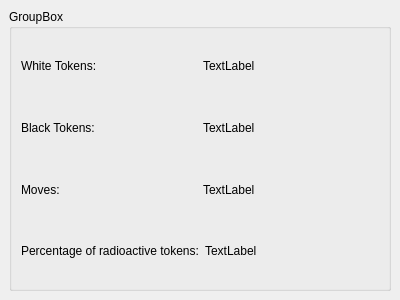
KDE/kalzium, file simulations/raform.ui: the form before one commit.
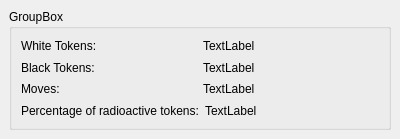
The form after the commit.

Commit message: Fix the layouting issues; move the Start, Stop and Next buttons next to the field.

```diff
--- a/simulations/raform.ui
+++ b/simulations/raform.ui
@@ -9,21 +9,21 @@
     <x>0</x>
     <y>0</y>
     <width>400</width>
-    <height>300</height>
+    <height>139</height>
    </rect>
   </property>
   <property name="windowTitle" >
    <string>Form</string>
   </property>
+  <layout class="QVBoxLayout" >
+   <property name="margin" >
+    <number>9</number>
+   </property>
+   <property name="spacing" >
+    <number>6</number>
+   </property>
+   <item>
   <widget class="QGroupBox" name="groupBox" >
-   <property name="geometry" >
-    <rect>
-     <x>9</x>
-     <y>9</y>
-     <width>382</width>
-     <height>282</height>
-    </rect>
-   </property>
    <property name="title" >
     <string>GroupBox</string>
    </property>
@@ -132,6 +132,8 @@
     </item>
    </layout>
   </widget>
+   </item>
+  </layout>
  </widget>
  <pixmapfunction></pixmapfunction>
  <resources/>
```
Lines whose indentation alone changed are shown as unchanged. The commit also changes 6 other files.
